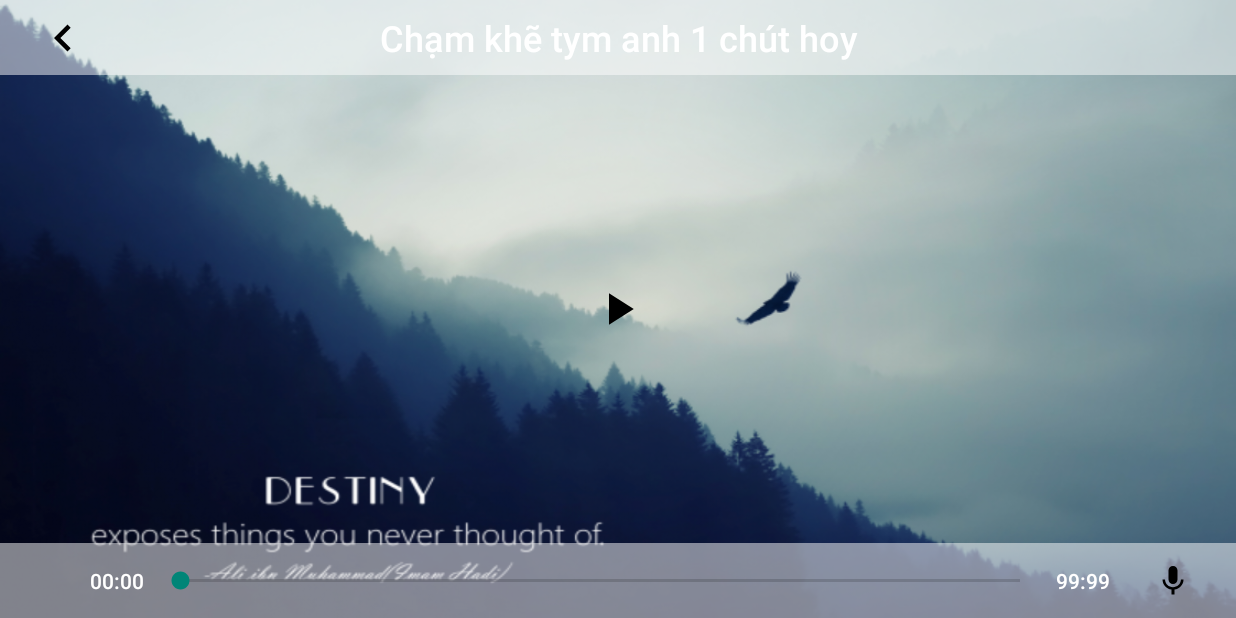
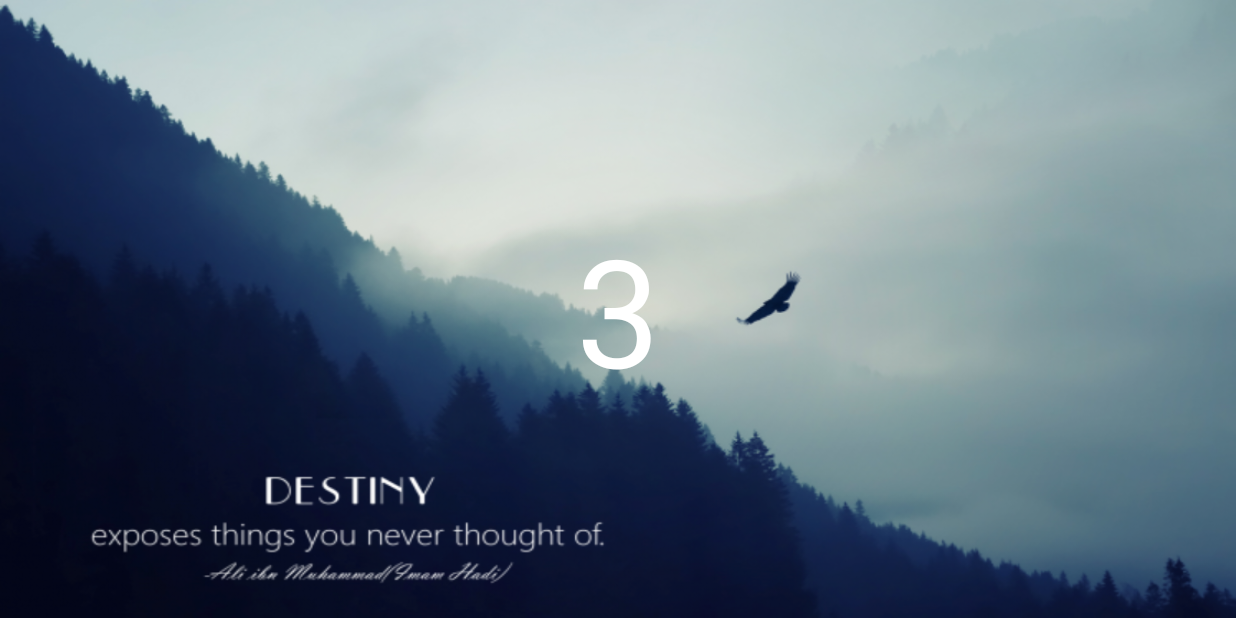
Before and after one commit to vippergod123/AndroidKaraokeApp, an Android app: the KaraokeScreenActivity screen opened directly, with no data from a screen before it, after a tap on an icon or button, on a phone screen of 824 x 412 dp (held sideways). Run offline under Robolectric (Android 15) with nearby library versions, the phone set to English and light mode, and no system bars; our stand-ins replace Firebase (no records; nobody signed in at launch, a user with empty details on screens opened directly), Picasso; pictures from the network do not load; 7 statements that could not run were skipped.

Commit message:
Add karaoke Test_mode

```diff
--- a/app/src/main/java/com/example/androidkaraokeapp/view/KaraokeScreenActivity.kt
+++ b/app/src/main/java/com/example/androidkaraokeapp/view/KaraokeScreenActivity.kt
@@ -7,6 +7,7 @@ import android.content.Intent
 import android.graphics.drawable.Drawable
 import android.support.v7.app.AppCompatActivity
 import android.os.Bundle
+import android.os.CountDownTimer
 import android.os.Handler
 import android.support.v4.content.ContextCompat
 import android.util.Log
@@ -24,6 +25,7 @@ import com.squareup.picasso.Picasso
 import kotlinx.android.synthetic.main.activity_recording_fullscreen.*
 import okhttp3.*
 import java.io.IOException
+import kotlin.math.round
 import kotlin.random.Random
 
 
@@ -34,7 +36,7 @@ class KaraokeScreenActivity : AppCompatActivity(), KaraokeMediaPlayer.MediaPlaye
     private var karaokeLyric: MutableList<LyricModel> = mutableListOf()
 
     private lateinit var nameSongTextView: TextView
-
+    private lateinit var countDownTextView: TextView
     private lateinit var backImageButton: ImageButton
     private lateinit var playImageButton: ImageButton
     private lateinit var micImageButton: ImageButton
@@ -78,6 +80,7 @@ class KaraokeScreenActivity : AppCompatActivity(), KaraokeMediaPlayer.MediaPlaye
         const val BUNDLE_KARAOKE_MODE = "bundle_kaorake_mode"
 
         const val MODE_KARAOKE = "MODE_KARAOKE"
+        const val MODE_KARAOKE_TEST = "MODE_KARAOKE_TEST"
         const val MODE_RECORD = "MODE_RECORD"
 
         fun newIntent(context: Context, song: SongModel, mode:String): Intent {
@@ -180,8 +183,7 @@ class KaraokeScreenActivity : AppCompatActivity(), KaraokeMediaPlayer.MediaPlaye
     }
 
     private fun setBackgroundEverySecond(duration:Long) {
-        val backgroundDrawable = arrayListOf(
-                                                            R.drawable.background_1,
+        val backgroundDrawable = arrayListOf(  R.drawable.background_1,
                                                             R.drawable.background_2,
                                                             R.drawable.background_3,
                                                             R.drawable.background_4,
@@ -217,7 +219,7 @@ class KaraokeScreenActivity : AppCompatActivity(), KaraokeMediaPlayer.MediaPlaye
         if (bundle != null) {
             playingMode = bundle.getString(BUNDLE_KARAOKE_MODE) as String
             when (playingMode) {
-                MODE_KARAOKE -> {
+                MODE_KARAOKE, MODE_KARAOKE_TEST -> {
                     song = bundle.getSerializable(BUNDLE_KARAOKE_SONG) as SongModel
                 }
                 MODE_RECORD -> {
@@ -232,6 +234,7 @@ class KaraokeScreenActivity : AppCompatActivity(), KaraokeMediaPlayer.MediaPlaye
         nameSongTextView = findViewById(R.id.name_song_text_view)
         playImageButton = findViewById(R.id.play_image_button)
         micImageButton = findViewById(R.id.mic_image_button)
+        countDownTextView = findViewById(R.id.count_down_text_view)
 
         fullScreenContent = findViewById(R.id.fullscreen_content)
         fullScreenContentControl = findViewById(R.id.fullscreen_content_controls)
@@ -262,6 +265,7 @@ class KaraokeScreenActivity : AppCompatActivity(), KaraokeMediaPlayer.MediaPlaye
             if ( KaraokeMediaPlayer.isRecording)
                 abortKaraoke()
             else {
+                KaraokeMediaPlayer.abort()
                 finish()
             }
         }
@@ -279,7 +283,7 @@ class KaraokeScreenActivity : AppCompatActivity(), KaraokeMediaPlayer.MediaPlaye
                             KaraokeMediaPlayer.saveRecord()
                             finish()
                         }
-                        MODE_RECORD -> {
+                        MODE_RECORD, MODE_KARAOKE_TEST -> {
                             KaraokeMediaPlayer.pause()
                         }
                     }
@@ -296,7 +300,18 @@ class KaraokeScreenActivity : AppCompatActivity(), KaraokeMediaPlayer.MediaPlaye
                         KaraokeHandler.postDelayed({
                             loading_text_view.visibility = View.INVISIBLE
                             KaraokeMediaPlayer.init(findViewById(android.R.id.content), song, playingMode, this)
-                            KaraokeMediaPlayer.play()
+
+                            when (playingMode) {
+                                MODE_KARAOKE -> {
+                                    countDownSeconds(4)
+                                    KaraokeHandler.postDelayed({
+                                        KaraokeMediaPlayer.play()
+                                    },5500)
+                                }
+                                MODE_RECORD,MODE_KARAOKE_TEST -> {
+                                    KaraokeMediaPlayer.play()
+                                }
+                            }
                         }, 100)
                     }
                     else if ( !KaraokeMediaPlayer.isPlaying )
@@ -304,7 +319,7 @@ class KaraokeScreenActivity : AppCompatActivity(), KaraokeMediaPlayer.MediaPlaye
                             MODE_KARAOKE-> {
 
                             }
-                            MODE_RECORD -> {
+                            MODE_RECORD,MODE_KARAOKE_TEST -> {
                                 KaraokeMediaPlayer.resume()
                             }
                         }
@@ -317,6 +332,22 @@ class KaraokeScreenActivity : AppCompatActivity(), KaraokeMediaPlayer.MediaPlaye
 
         micImageButton.setOnClickListener {
             when (KaraokeMediaPlayer.isRecording) {
+                false -> {
+                    KaraokeMediaPlayer.playingMode = MODE_KARAOKE
+                    playingMode = MODE_KARAOKE
+                    KaraokeMediaPlayer.reset()
+                    loading_text_view.visibility = View.VISIBLE
+                    fullScreenContentControl.visibility = View.INVISIBLE
+                    KaraokeHandler.postDelayed({
+                        loading_text_view.visibility = View.INVISIBLE
+                        KaraokeMediaPlayer.init(findViewById(android.R.id.content), song, playingMode, this)
+                        countDownSeconds(4)
+                        KaraokeHandler.postDelayed({
+                            KaraokeMediaPlayer.play()
+                        },5500)
+
+                    }, 100)
+                }
                 true -> {
                     // recording ->  stop
                     KaraokeMediaPlayer.stop()
@@ -347,7 +378,7 @@ class KaraokeScreenActivity : AppCompatActivity(), KaraokeMediaPlayer.MediaPlaye
                 }
                 dialog.show()
             }
-            MODE_RECORD-> {
+            MODE_RECORD, MODE_KARAOKE_TEST-> {
                 KaraokeMediaPlayer.abort()
                 finish()
             }
@@ -418,4 +449,17 @@ class KaraokeScreenActivity : AppCompatActivity(), KaraokeMediaPlayer.MediaPlaye
     }
     //endregion
 
+    private fun countDownSeconds (duration: Long ) {
+        countDownTextView.visibility = View.VISIBLE
+        object: CountDownTimer(duration * 1000,900) {
+            override fun onTick(millisUntilFinished: Long) {
+                countDownTextView.text = round(millisUntilFinished.toFloat()/1000).toInt().toString()
+            }
+
+            override fun onFinish() {
+                countDownTextView.text = "Bắt đầu thu..."
+                KaraokeHandler.postDelayed({countDownTextView.visibility = View.INVISIBLE}, 1000)
+            }
+        }.start()
+    }
 }
--- a/app/src/main/java/com/example/androidkaraokeapp/view/PrepareSongActivity.kt
+++ b/app/src/main/java/com/example/androidkaraokeapp/view/PrepareSongActivity.kt
@@ -134,7 +134,7 @@ class PrepareSongActivity : AppCompatActivity(), ListRecordContract.View {
 
     private fun setupListener() {
         songDetailFrameLayout.setOnClickListener {
-            val intent = KaraokeScreenActivity.newIntent(it.context.applicationContext, song, KaraokeScreenActivity.MODE_KARAOKE)
+            val intent = KaraokeScreenActivity.newIntent(it.context.applicationContext, song, KaraokeScreenActivity.MODE_KARAOKE_TEST)
             startActivity(intent)
         }
     }
--- a/app/src/main/java/com/example/androidkaraokeapp/view/custom_view/LyricTextView.kt
+++ b/app/src/main/java/com/example/androidkaraokeapp/view/custom_view/LyricTextView.kt
@@ -113,4 +113,6 @@ class LyricTextView: TextView {
         requestLayout()
 
     }
+
+
 }
--- a/app/src/main/res/layout/activity_recording_fullscreen.xml
+++ b/app/src/main/res/layout/activity_recording_fullscreen.xml
@@ -17,6 +17,13 @@
             android:visibility="invisible"
             android:layout_height="wrap_content" android:id="@+id/loading_text_view" android:textSize="40sp"
             android:fontFamily="sans-serif-medium"/>
+    <TextView
+            android:text="1"
+            android:layout_gravity="center"
+            android:visibility="invisible"
+            android:layout_width="wrap_content"
+            android:layout_height="wrap_content" android:id="@+id/count_down_text_view" android:textSize="100sp"
+            android:textColor="@android:color/white"/>
     <com.example.androidkaraokeapp.view.custom_view.LyricTextView
             android:gravity="center"
             android:layout_width="wrap_content"
```
Also changed, not shown: app/src/main/java/com/example/androidkaraokeapp/ulti/KaraokeMediaPlayer.kt (+13 -5 lines).
